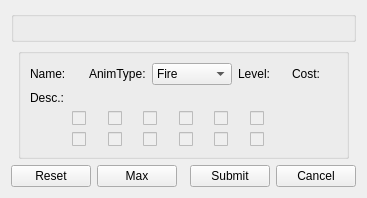
Above: source/skilldetailswidget.ui from pionere/d1-graphics-tool before the change. Below: the same form after it.
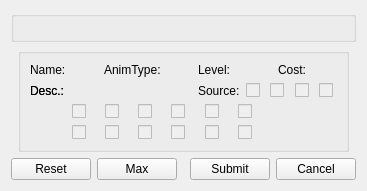
That is the form after the change.

Patch:
```diff
--- a/source/skilldetailswidget.ui
+++ b/source/skilldetailswidget.ui
@@ -44,28 +44,7 @@
           </widget>
          </item>
          <item row="0" column="3">
-          <widget class="QComboBox" name="skillType">
-           <item>
-            <property name="text">
-             <string>Fire</string>
-            </property>
-           </item>
-           <item>
-            <property name="text">
-             <string>Lightning</string>
-            </property>
-           </item>
-           <item>
-            <property name="text">
-             <string>Magic</string>
-            </property>
-           </item>
-           <item>
-            <property name="text">
-             <string>None</string>
-            </property>
-           </item>
-          </widget>
+          <widget class="QLabel" name="skillAnimType"/>
          </item>
          <item row="0" column="4">
           <widget class="QLabel">
@@ -103,9 +82,73 @@
            </property>
           </widget>
          </item>
-         <item row="1" column="1" colspan="5">
+         <item row="1" column="1" colspan="3">
           <widget class="QLabel" name="skillDesc"/>
          </item>
+         <item row="1" column="4">
+          <widget class="QLabel">
+           <property name="minimumWidth">
+            <number>48</number>
+           </property>
+           <property name="text">
+            <string>Source:</string>
+           </property>
+          </widget>
+         </item>
+         <item row="1" column="5" colspan="3">
+          <layout class="QHBoxLayout">
+           <item>
+            <widget class="QCheckBox" name="sourceAbilityCheckBox">
+             <property name="enabled">
+              <bool>false</bool>
+             </property>
+             <property name="toolTip">
+              <string>From ability</string>
+             </property>
+            </widget>
+           </item>
+           <item>
+            <widget class="QCheckBox" name="sourceMemCheckBox">
+             <property name="enabled">
+              <bool>false</bool>
+             </property>
+             <property name="toolTip">
+              <string>From memory</string>
+             </property>
+            </widget>
+           </item>
+           <item>
+            <widget class="QCheckBox" name="sourceInvCheckBox">
+             <property name="enabled">
+              <bool>false</bool>
+             </property>
+             <property name="toolTip">
+              <string>From inventory (scroll / rune)</string>
+             </property>
+            </widget>
+           </item>
+           <item>
+            <widget class="QCheckBox" name="sourceItemCheckBox">
+             <property name="enabled">
+              <bool>false</bool>
+             </property>
+             <property name="toolTip">
+              <string>From equipment</string>
+             </property>
+            </widget>
+           </item>
+          </layout>
+         </item>
+         <item row="1" column="0">
+          <widget class="QLabel">
+           <property name="minimumWidth">
+            <number>48</number>
+           </property>
+           <property name="text">
+            <string>Desc.:</string>
+           </property>
+          </widget>
+         </item>
          <item row="2" column="1" colspan="5">
           <layout class="QHBoxLayout">
            <item>
```
